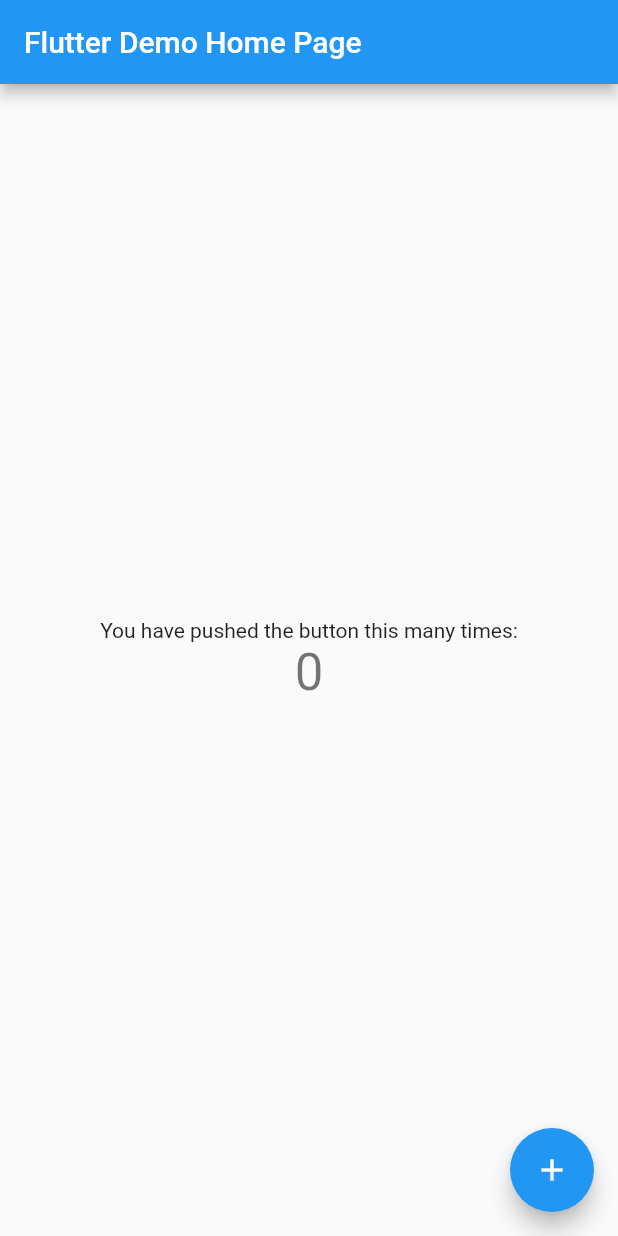
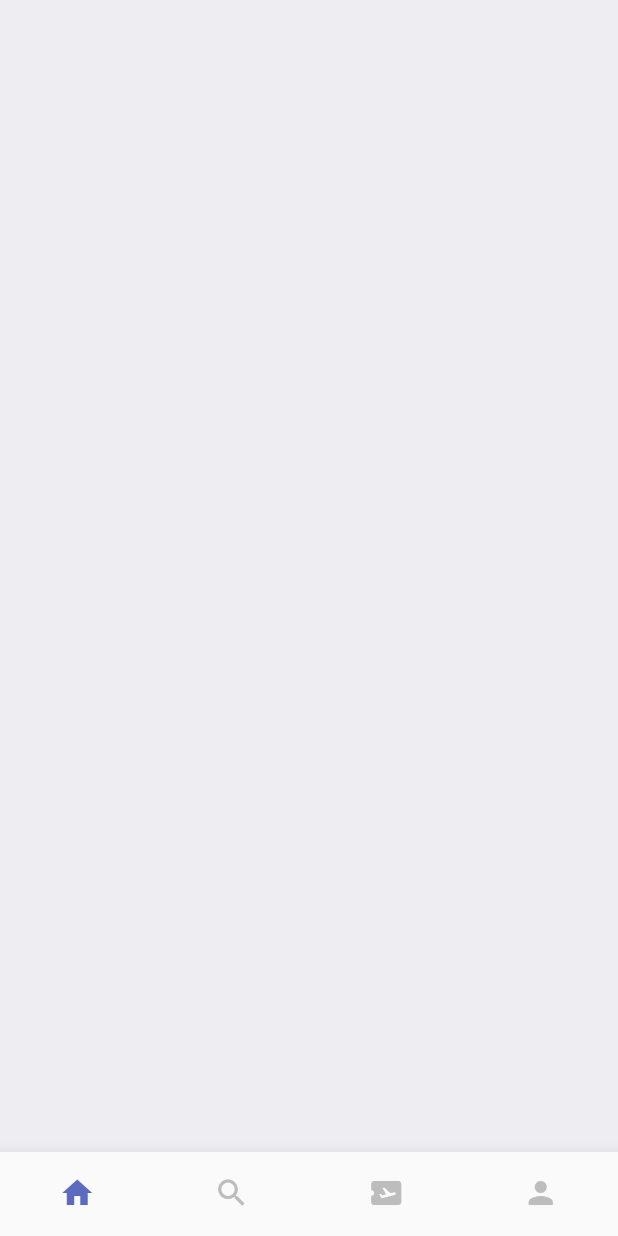
Before and after one commit to carlaastrain/driverspain, a Flutter app: the screen it shows after launch, on a phone screen of 412 x 824 dp. Run offline on Flutter 3.47's test engine with Material 2 defaults, Android fonts, the phone set to English and light mode, and no system bars; our stand-ins replace cloud_firestore, get; accounts and stored records are empty.

Commit message:
bottom bar, service, interface

```diff
--- a/lib/main.dart
+++ b/lib/main.dart
@@ -1,3 +1,4 @@
+import 'package:driver_spain_app/screens/bottom_bar.dart';
 import 'package:flutter/material.dart';
 
 void main() {
@@ -24,92 +25,7 @@
         // is not restarted.
         primarySwatch: Colors.blue,
       ),
-      home: const MyHomePage(title: 'Flutter Demo Home Page'),
+      home: const BottomBar(),
     );
   }
 }
-
-class MyHomePage extends StatefulWidget {
-  const MyHomePage({super.key, required this.title});
-
-  // This widget is the home page of your application. It is stateful, meaning
-  // that it has a State object (defined below) that contains fields that affect
-  // how it looks.
-
-  // This class is the configuration for the state. It holds the values (in this
-  // case the title) provided by the parent (in this case the App widget) and
-  // used by the build method of the State. Fields in a Widget subclass are
-  // always marked "final".
-
-  final String title;
-
-  @override
-  State<MyHomePage> createState() => _MyHomePageState();
-}
-
-class _MyHomePageState extends State<MyHomePage> {
-  int _counter = 0;
-
-  void _incrementCounter() {
-    setState(() {
-      // This call to setState tells the Flutter framework that something has
-      // changed in this State, which causes it to rerun the build method below
-      // so that the display can reflect the updated values. If we changed
-      // _counter without calling setState(), then the build method would not be
-      // called again, and so nothing would appear to happen.
-      _counter++;
-    });
-  }
-
-  @override
-  Widget build(BuildContext context) {
-    // This method is rerun every time setState is called, for instance as done
-    // by the _incrementCounter method above.
-    //
-    // The Flutter framework has been optimized to make rerunning build methods
-    // fast, so that you can just rebuild anything that needs updating rather
-    // than having to individually change instances of widgets.
-    return Scaffold(
-      appBar: AppBar(
-        // Here we take the value from the MyHomePage object that was created by
-        // the App.build method, and use it to set our appbar title.
-        title: Text(widget.title),
-      ),
-      body: Center(
-        // Center is a layout widget. It takes a single child and positions it
-        // in the middle of the parent.
-        child: Column(
-          // Column is also a layout widget. It takes a list of children and
-          // arranges them vertically. By default, it sizes itself to fit its
-          // children horizontally, and tries to be as tall as its parent.
-          //
-          // Invoke "debug painting" (press "p" in the console, choose the
-          // "Toggle Debug Paint" action from the Flutter Inspector in Android
-          // Studio, or the "Toggle Debug Paint" command in Visual Studio Code)
-          // to see the wireframe for each widget.
-          //
-          // Column has various properties to control how it sizes itself and
-          // how it positions its children. Here we use mainAxisAlignment to
-          // center the children vertically; the main axis here is the vertical
-          // axis because Columns are vertical (the cross axis would be
-          // horizontal).
-          mainAxisAlignment: MainAxisAlignment.center,
-          children: <Widget>[
-            const Text(
-              'You have pushed the button this many times:',
-            ),
-            Text(
-              '$_counter',
-              style: Theme.of(context).textTheme.headlineMedium,
-            ),
-          ],
-        ),
-      ),
-      floatingActionButton: FloatingActionButton(
-        onPressed: _incrementCounter,
-        tooltip: 'Increment',
-        child: const Icon(Icons.add),
-      ), // This trailing comma makes auto-formatting nicer for build methods.
-    );
-  }
-}
--- /dev/null
+++ b/lib/screens/bottom_bar.dart
@@ -0,0 +1,67 @@
+import 'package:driver_spain_app/screens/home_screen.dart';
+import 'package:flutter/material.dart';
+import 'stats_screen.dart';
+import 'challenge_screen.dart';
+import 'settings_screen.dart';
+
+class BottomBar extends StatefulWidget {
+  const BottomBar({super.key});
+
+  @override
+  State<BottomBar> createState() => _BottomBarState();
+}
+
+class _BottomBarState extends State<BottomBar> {
+  static final List<Widget> _widgetOptions = <Widget>[
+    const MyHomeScreen(),
+    const StatsScreen(),
+    const ChallengeScreen(),
+    const SettingsScreen(),
+  ];
+  int _selectedIndex = 0;
+
+  void _onItemTapped(int index) {
+    setState(() {
+      _selectedIndex = index;
+    });
+  }
+
+  @override
+  Widget build(BuildContext context) {
+    return Scaffold(
+      // appBar: AppBar(
+      //   title: const Text('whateveroo'),
+      //   backgroundColor: Colors.indigo[400],
+      // ),
+      body: _widgetOptions[_selectedIndex],
+      bottomNavigationBar: BottomNavigationBar(
+        onTap: _onItemTapped,
+        currentIndex: _selectedIndex,
+        elevation: 10.0,
+        showSelectedLabels: false,
+        showUnselectedLabels: false,
+        selectedItemColor: Colors.indigo[400],
+        unselectedItemColor: Colors.grey[400],
+        type: BottomNavigationBarType.fixed,
+        items: const [
+          BottomNavigationBarItem(
+            icon: Icon(Icons.home),
+            label: 'Home',
+          ),
+          BottomNavigationBarItem(
+            icon: Icon(Icons.search),
+            label: 'Search',
+          ),
+          BottomNavigationBarItem(
+            icon: Icon(Icons.airplane_ticket),
+            label: 'Ticket',
+          ),
+          BottomNavigationBarItem(
+            icon: Icon(Icons.person),
+            label: 'Profile',
+          ),
+        ],
+      ),
+    );
+  }
+}
--- /dev/null
+++ b/lib/screens/home_screen.dart
@@ -0,0 +1,15 @@
+import 'package:flutter/material.dart';
+
+import '../utils/app_styles.dart';
+
+class MyHomeScreen extends StatelessWidget {
+  const MyHomeScreen({super.key});
+
+  @override
+  Widget build(BuildContext context) {
+    return Scaffold(
+      backgroundColor: Styles.bgColor,
+      body: Stack(),
+    );
+  }
+}
--- /dev/null
+++ b/lib/utils/app_styles.dart
@@ -0,0 +1,32 @@
+import 'package:flutter/material.dart';
+
+Color primary = const Color(0xFF687daf);
+
+class Styles {
+  static Color primaryColor = primary;
+  static Color textColor = const Color(0xFF3b3b3b);
+  static Color bgColor = const Color(0xFFeeedf2);
+  static Color orangeColor = const Color(0xFFF37B67);
+  static Color kakiColor = const Color(0xFFd2bdb6);
+  static Color iconColor = const Color(0xFFBFC2DF);
+  static Color lightBlue = const Color(0xFF3AB8B8);
+  static Color lightBlueDarker = const Color(0xFF189999);
+  static Color iconLightBlue = const Color(0xFF8ACCF7);
+  static Color orangeDark = const Color(0xFFEC6545);
+  static Color blueMarine = const Color(0xFF526799);
+
+  static TextStyle textStyle =
+      TextStyle(fontSize: 16.0, color: textColor, fontWeight: FontWeight.w500);
+
+  static TextStyle headlineStyle1 =
+      TextStyle(fontSize: 26.0, color: textColor, fontWeight: FontWeight.bold);
+
+  static TextStyle headlineStyle2 =
+      TextStyle(fontSize: 21.0, color: textColor, fontWeight: FontWeight.bold);
+
+  static TextStyle headlineStyle3 =
+      const TextStyle(fontSize: 17.0, fontWeight: FontWeight.w500);
+
+  static TextStyle headlineStyle4 = TextStyle(
+      fontSize: 14.0, color: Colors.grey.shade500, fontWeight: FontWeight.w500);
+}
--- a/pubspec.yaml
+++ b/pubspec.yaml
@@ -36,6 +36,8 @@
   # The following adds the Cupertino Icons font to your application.
   # Use with the CupertinoIcons class for iOS style icons.
   cupertino_icons: ^1.0.2
+  get: ^4.6.5
+  cloud_firestore: ^4.5.0
 
 dev_dependencies:
   flutter_test:
```
Also changed, not shown: lib/interfaces/license_test.dart (added, +34 -0 lines), lib/screens/challenge_screen.dart (added, +15 -0 lines), lib/screens/settings_screen.dart (added, +15 -0 lines), lib/screens/stats_screen.dart (added, +15 -0 lines), lib/services/license_service.dart (added, +34 -0 lines), lib/utils/app_layout.dart (added, +26 -0 lines), pubspec.lock, 7 other files.
